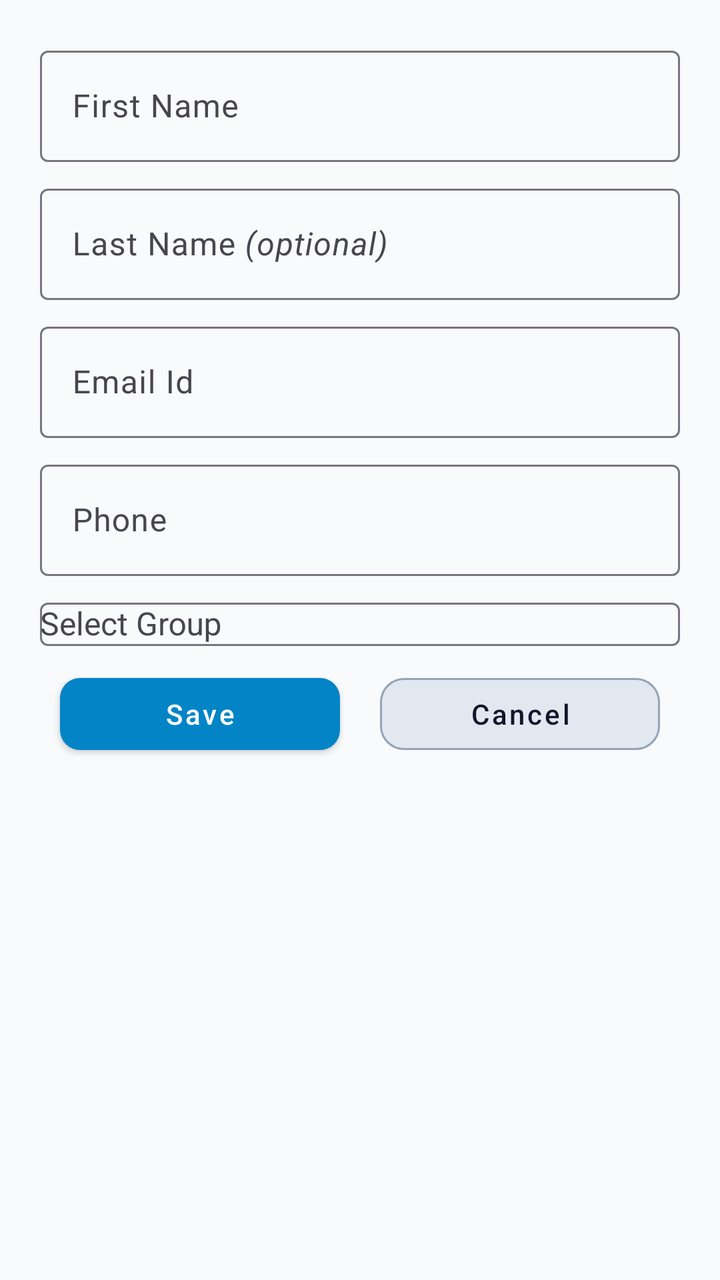
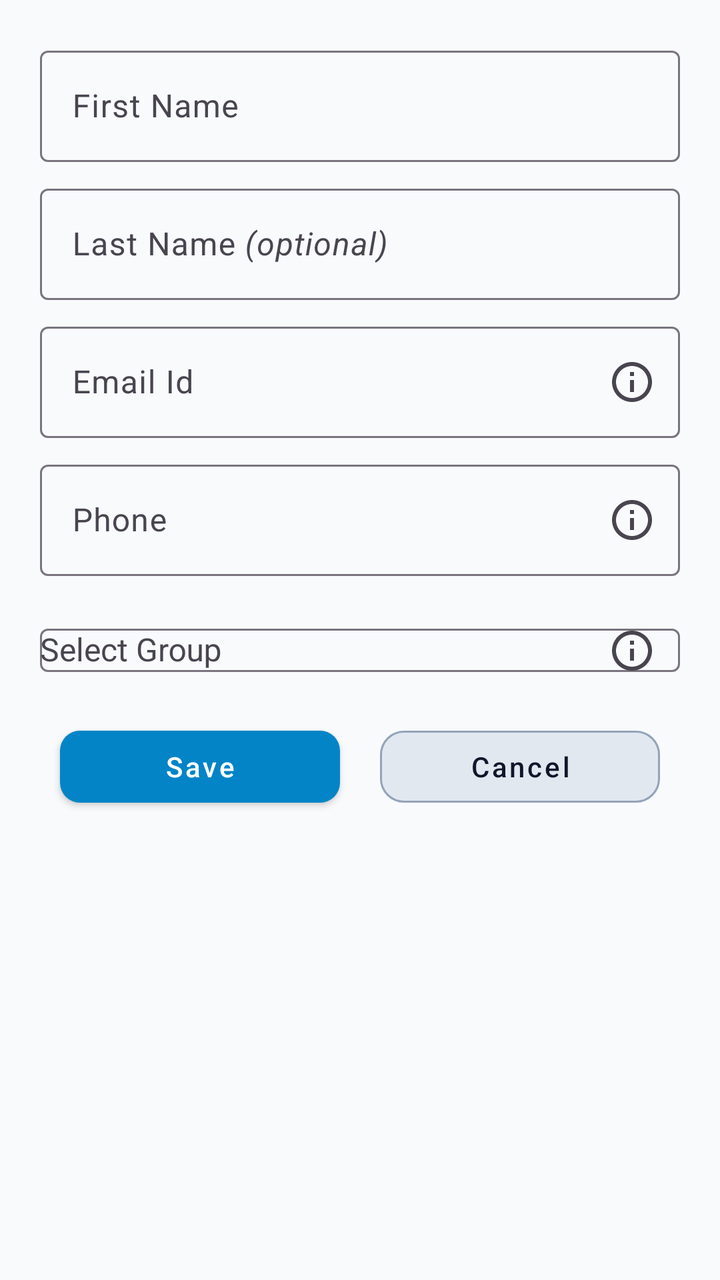

Screens rendered from an Android XML layout before and after an edit, with the pre-edit source and the edit as a unified diff.
<!-- AndroidManifest.xml: application theme Theme.ApnaFund -->
<!-- res/layout/dialog_add_user.xml -->
<?xml version="1.0" encoding="utf-8"?>
<androidx.constraintlayout.widget.ConstraintLayout xmlns:android="http://schemas.android.com/apk/res/android"
    xmlns:app="http://schemas.android.com/apk/res-auto"
    xmlns:tools="http://schemas.android.com/tools"
    android:layout_width="match_parent"
    android:layout_height="wrap_content"
    android:padding="20dp">

    
    <com.google.android.material.textfield.TextInputLayout
        android:id="@+id/input_layout_first_name"
        android:layout_width="match_parent"
        android:layout_height="wrap_content"
        android:hint="@string/text_first_name"
        app:layout_constraintTop_toTopOf="parent">

        <com.google.android.material.textfield.TextInputEditText
            android:id="@+id/edit_text_first_name"
            android:layout_width="match_parent"
            android:layout_height="wrap_content"
            android:importantForAutofill="no"
            android:inputType="textPersonName"
            android:textSize="16sp" />
    </com.google.android.material.textfield.TextInputLayout>

    
    <com.google.android.material.textfield.TextInputLayout
        android:id="@+id/input_layout_last_name"
        android:layout_width="match_parent"
        android:layout_height="wrap_content"
        android:layout_marginTop="8dp"
        android:hint="@string/text_last_name_optional"
        app:layout_constraintTop_toBottomOf="@+id/input_layout_first_name">

        <com.google.android.material.textfield.TextInputEditText
            android:id="@+id/edit_text_last_name"
            android:layout_width="match_parent"
            android:layout_height="wrap_content"
            android:importantForAutofill="no"
            android:inputType="textPersonName"
            android:textSize="16sp" />
    </com.google.android.material.textfield.TextInputLayout>

    
    <com.google.android.material.textfield.TextInputLayout
        android:id="@+id/input_layout_email"
        android:layout_width="match_parent"
        android:layout_height="wrap_content"
        android:layout_marginTop="8dp"
        android:hint="@string/text_email_id"
        app:layout_constraintTop_toBottomOf="@id/input_layout_last_name">

        <com.google.android.material.textfield.TextInputEditText
            android:id="@+id/edit_text_email"
            android:layout_width="match_parent"
            android:layout_height="wrap_content"
            android:importantForAutofill="no"
            android:inputType="textEmailAddress"
            android:textSize="16sp" />
    </com.google.android.material.textfield.TextInputLayout>

    
    <com.google.android.material.textfield.TextInputLayout
        android:id="@+id/input_layout_phone"
        android:layout_width="match_parent"
        android:layout_height="wrap_content"
        android:layout_marginTop="8dp"
        android:hint="@string/text_phone"
        app:layout_constraintTop_toBottomOf="@id/input_layout_email">

        <com.google.android.material.textfield.TextInputEditText
            android:id="@+id/edit_text_phone"
            android:layout_width="match_parent"
            android:layout_height="wrap_content"
            android:importantForAutofill="no"
            android:inputType="phone"
            android:maxLength="10"
            android:textSize="16sp" />
    </com.google.android.material.textfield.TextInputLayout>

    <com.google.android.material.textfield.TextInputLayout
        android:id="@+id/text_input_group"
        android:layout_width="match_parent"
        android:layout_height="wrap_content"
        android:layout_marginTop="8dp"
        android:hint="@string/text_select_group"
        app:layout_constraintTop_toBottomOf="@id/input_layout_phone">

        <AutoCompleteTextView
            android:id="@+id/edit_text_group"
            android:layout_width="match_parent"
            android:layout_height="wrap_content"
            android:completionThreshold="1"
            android:importantForAutofill="no"
            android:inputType="none"
            android:textSize="16sp"
            tools:ignore="LabelFor" />
    </com.google.android.material.textfield.TextInputLayout>

    <LinearLayout
        android:layout_width="match_parent"
        android:layout_height="wrap_content"
        android:orientation="horizontal"
        app:layout_constraintTop_toBottomOf="@id/text_input_group">

        <com.google.android.material.button.MaterialButton
            android:id="@+id/button_save_user"
            style="@style/ApnaFundButton.Primary"
            android:layout_width="0dp"
            android:layout_height="wrap_content"
            android:layout_margin="10dp"
            android:layout_weight="1"
            android:text="@string/text_save" />

        <com.google.android.material.button.MaterialButton
            android:id="@+id/button_cancel_user"
            style="@style/ApnaFundButton.Secondary"
            android:layout_width="0dp"
            android:layout_height="wrap_content"
            android:layout_margin="10dp"
            android:layout_weight="1"
            android:text="@string/text_cancel_button" />
    </LinearLayout>

</androidx.constraintlayout.widget.ConstraintLayout>
<!-- resources referenced by this layout -->
<resources>
  <string name="text_cancel_button">Cancel</string>
  <string name="text_email_id">Email Id</string>
  <string name="text_first_name">First Name</string>
  <string name="text_last_name_optional">Last Name <i>(optional)</i></string>
  <string name="text_phone">Phone</string>
  <string name="text_save">Save</string>
  <string name="text_select_group">Select Group</string>
  <style name="ApnaFundButton.Primary" parent="Widget.MaterialComponents.Button">
          <item name="android:textColor">@color/btn_primary_text_selector</item>
          <item name="backgroundTint">@color/btn_primary_bg_selector</item>
          <item name="cornerRadius">10dp</item>
          <item name="android:textAllCaps">false</item>
      </style>
  <style name="ApnaFundButton.Secondary" parent="Widget.MaterialComponents.Button.OutlinedButton">
          <item name="android:textColor">@color/btn_secondary_text</item>
          <item name="strokeColor">@color/btn_secondary_border</item>
          <item name="strokeWidth">1dp</item>
          <item name="backgroundTint">@color/btn_secondary_bg</item>
          <item name="cornerRadius">12dp</item>
          <item name="android:textAllCaps">false</item>
      </style>
  <style name="Theme.ApnaFund" parent="Base.Theme.ApnaFund" />
  <color name="btn_secondary_text">#0F172A</color>
  <color name="btn_secondary_border">#94A3B8</color>
  <color name="btn_secondary_bg">#E2E8F0</color>
  <style name="Base.Theme.ApnaFund" parent="Theme.Material3.DayNight.NoActionBar">
          
          
          <item name="colorSecondary">#00ACC1</item> 
          <item name="colorTertiary">#FDD835</item> 
          
          <item name="android:colorBackground">@color/background</item>
  
          
          <item name="colorSurface">@color/surface</item>
          <item name="colorOnSurface">@color/text_primary</item>
          <item name="colorSurfaceVariant">@color/surface_variant</item>
  
          
          <item name="colorPrimary">@color/blue_dark</item>
          <item name="colorOnPrimary">@color/on_primary</item>
  
          
          <item name="android:textColorPrimary">@color/text_primary</item>
          <item name="android:textColorSecondary">@color/text_secondary</item>
      </style>
  <color name="background">#F8FAFC</color>
  <color name="surface">#FFFFFF</color>
  <color name="text_primary">#0F1012</color>
  <color name="surface_variant">#E2E8F0</color>
  <color name="blue_dark">#117AA7</color>
  <color name="on_primary">#FFFFFF</color>
  <color name="text_secondary">#475569</color>
</resources>

<!-- the commit's change to res/layout/dialog_add_user.xml (unified diff, before → after) -->
@@ -47,6 +47,8 @@
         android:layout_width="match_parent"
         android:layout_height="wrap_content"
         android:layout_marginTop="8dp"
+        app:endIconDrawable="@drawable/ic_info"
+        app:endIconMode="custom"
         android:hint="@string/text_email_id"
         app:layout_constraintTop_toBottomOf="@id/input_layout_last_name">
 
@@ -65,6 +67,8 @@
         android:layout_width="match_parent"
         android:layout_height="wrap_content"
         android:layout_marginTop="8dp"
+        app:endIconDrawable="@drawable/ic_info"
+        app:endIconMode="custom"
         android:hint="@string/text_phone"
         app:layout_constraintTop_toBottomOf="@id/input_layout_email">
 
@@ -84,6 +88,8 @@
         android:layout_height="wrap_content"
         android:layout_marginTop="8dp"
         android:hint="@string/text_select_group"
+        app:endIconDrawable="@drawable/ic_info"
+        app:endIconMode="custom"
         app:layout_constraintTop_toBottomOf="@id/input_layout_phone">
 
         <AutoCompleteTextView
<!-- resource entries referenced after the edit -->
@@ -1,5 +1,11 @@
 <!-- resources referenced by this layout -->
 <resources>
+  <!-- drawable ic_info (drawable) -->
+  <vector xmlns:android="http://schemas.android.com/apk/res/android" android:height="24dp" android:tint="#000000" android:viewportHeight="24" android:viewportWidth="24" android:width="24dp">
+        
+      <path android:fillColor="@android:color/white" android:pathData="M11,7h2v2h-2V7zM11,11h2v6h-2V11zM12,2C6.48,2 2,6.48 2,12s4.48,10 10,10s10,-4.48 10,-10S17.52,2 12,2zM12,20c-4.41,0 -8,-3.59 -8,-8s3.59,-8 8,-8s8,3.59 8,8S16.41,20 12,20z"/>
+      
+  </vector>
   <string name="text_cancel_button">Cancel</string>
   <string name="text_email_id">Email Id</string>
   <string name="text_first_name">First Name</string>
